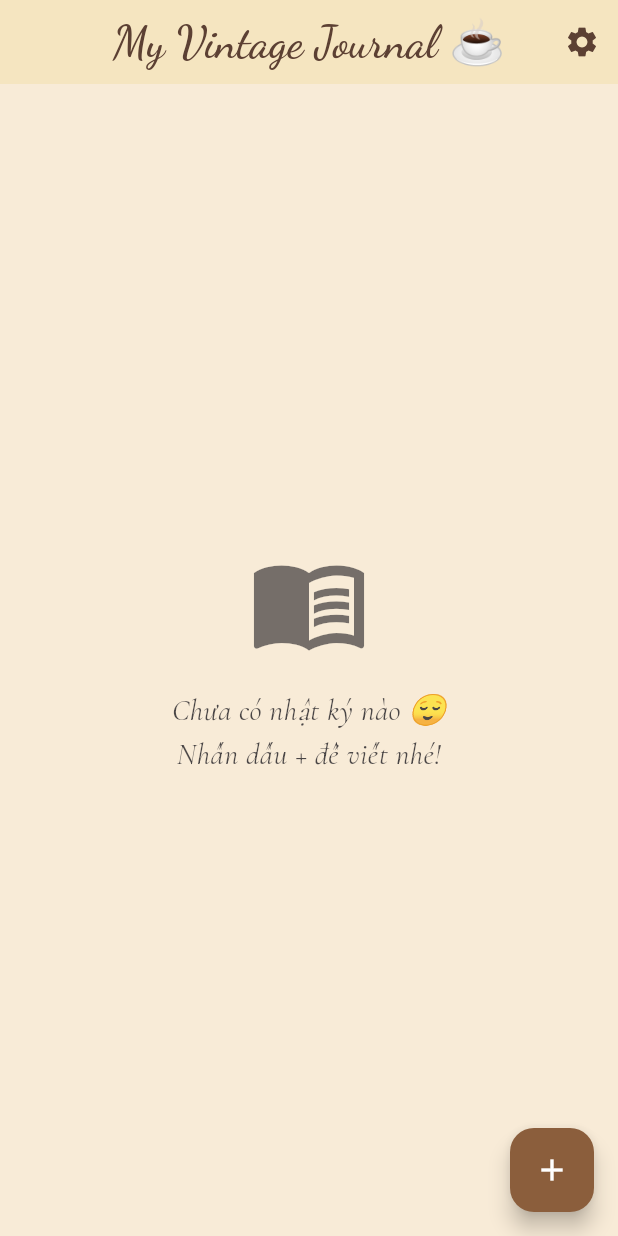
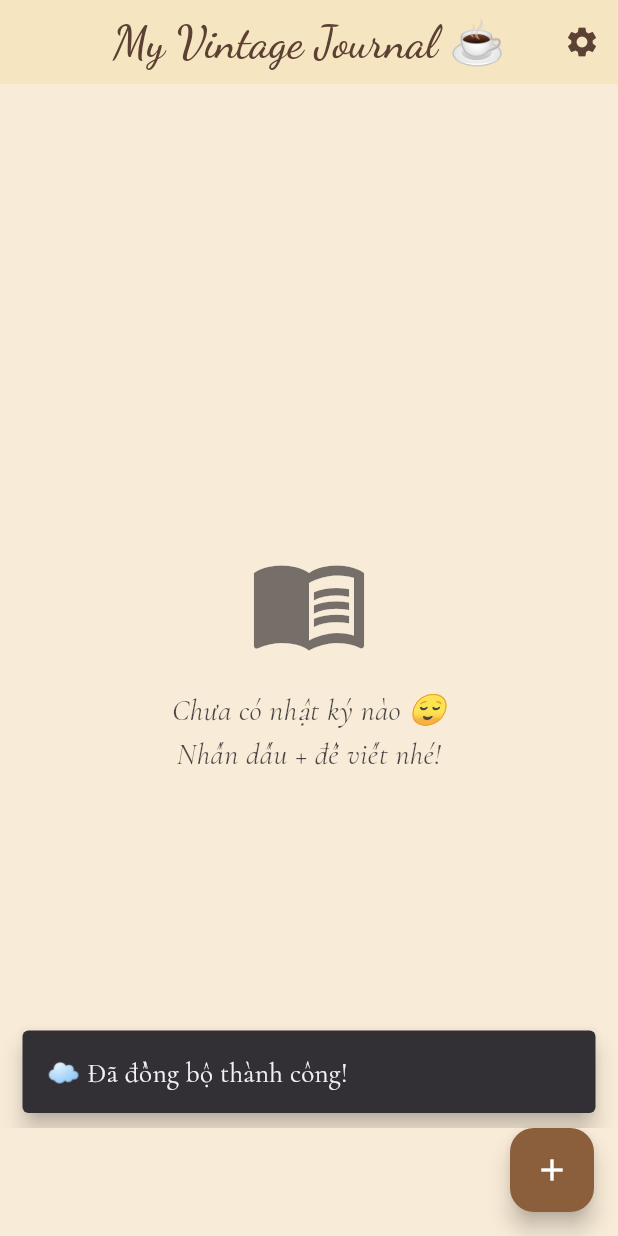
Before and after one commit to vominhhien1222/daily_journal_app, a Flutter app: the HomeScreen screen opened directly, on a phone screen of 412 x 824 dp. Run offline on Flutter 3.47's test engine with Material 3 defaults, Android fonts, the phone set to English and light mode, and no system bars; our stand-ins replace cloud_firestore, firebase_auth, firebase_core, flutter_local_notifications, flutter_secure_storage, google_fonts and 7 more; accounts and stored records are empty.

Commit message:
có đồng bộ firebase

```diff
--- a/lib/data/models/journal_entry.dart
+++ b/lib/data/models/journal_entry.dart
@@ -1,6 +1,6 @@
 import 'package:hive/hive.dart';
 
-part 'journal_entry.g.dart'; // 🧠 quan trọng: không đổi tên, không thêm thư mục!
+part 'journal_entry.g.dart'; // 🧠 Giữ nguyên, dùng cho build_runner
 
 @HiveType(typeId: 0)
 class JournalEntry extends HiveObject {
@@ -19,11 +19,37 @@ class JournalEntry extends HiveObject {
   @HiveField(4)
   String mood;
 
+  @HiveField(5)
+  String emotion;
+
+  @HiveField(6)
+  DateTime createdAt;
+
+  @HiveField(7)
+  DateTime updatedAt;
+
   JournalEntry({
     required this.id,
     required this.title,
     required this.content,
     required this.date,
     required this.mood,
+    required this.emotion,
+    required this.createdAt,
+    required this.updatedAt,
   });
+
+  /// 🔹 Constructor trống dùng khi cần tạo empty object
+  static JournalEntry empty() {
+    return JournalEntry(
+      id: '',
+      title: '',
+      content: '',
+      date: DateTime.now(),
+      mood: '',
+      emotion: '',
+      createdAt: DateTime.now(),
+      updatedAt: DateTime.now(),
+    );
+  }
 }
--- a/lib/ui/screens/home_screen.dart
+++ b/lib/ui/screens/home_screen.dart
@@ -6,14 +6,49 @@ import '../../../providers/journal_provider.dart';
 import '../../../data/models/journal_entry.dart';
 import 'editor_screen.dart';
 import 'detail_screen.dart';
+import '../../../core/cloud_sync_service.dart';
 
-class HomeScreen extends StatelessWidget {
+class HomeScreen extends StatefulWidget {
   const HomeScreen({super.key});
+
+  @override
+  State<HomeScreen> createState() => _HomeScreenState();
+}
+
+class _HomeScreenState extends State<HomeScreen> {
+  bool _isSyncing = false;
+
+  @override
+  void initState() {
+    super.initState();
+    _autoSyncCloud();
+  }
+
+  /// ☁️ Tự động đồng bộ dữ liệu khi mở app
+  Future<void> _autoSyncCloud() async {
+    setState(() => _isSyncing = true);
+    try {
+      await CloudSyncService().syncAll();
+      if (mounted) {
+        ScaffoldMessenger.of(context).showSnackBar(
+          const SnackBar(
+            content: Text('☁️ Đã đồng bộ thành công!'),
+            duration: Duration(seconds: 2),
+            behavior: SnackBarBehavior.floating,
+          ),
+        );
+      }
+    } catch (e) {
+      debugPrint("❌ Lỗi khi đồng bộ: $e");
+    } finally {
+      setState(() => _isSyncing = false);
+    }
+  }
 
   @override
   Widget build(BuildContext context) {
     final journalProvider = Provider.of<JournalProvider>(context);
-    final theme = Theme.of(context); // 🔹 Lấy màu từ theme vintage
+    final theme = Theme.of(context);
 
     return Scaffold(
       backgroundColor: theme.scaffoldBackgroundColor,
@@ -30,6 +65,15 @@ class HomeScreen extends StatelessWidget {
         centerTitle: true,
         elevation: 0,
         actions: [
+          if (_isSyncing)
+            const Padding(
+              padding: EdgeInsets.only(right: 16),
+              child: SizedBox(
+                width: 22,
+                height: 22,
+                child: CircularProgressIndicator(strokeWidth: 2),
+              ),
+            ),
           IconButton(
             icon: Icon(
               Icons.settings,
@@ -70,6 +114,7 @@ class HomeScreen extends StatelessWidget {
             ),
           );
           journalProvider.loadEntries();
+          await _autoSyncCloud(); // ✅ tự đồng bộ lại sau khi thêm nhật ký
         },
         child: const Icon(Icons.add, color: Colors.white),
       ),
```
Also changed, not shown: lib/core/cloud_sync_service.dart (added, +90 -0 lines), lib/providers/journal_provider.dart (+8 -4 lines), lib/repositories/journal_repository.dart (+13 -1 lines), lib/data/models/journal_entry.g.dart, 2 other files.
